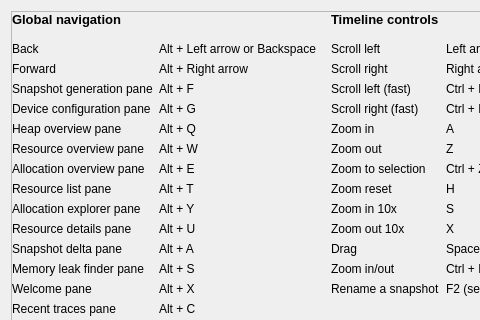
Above: source/frontend/views/settings/keyboard_shortcuts_pane.ui from GPUOpen-Tools/radeon_memory_visualizer before the change; both pictures show x 0 to 480 and y 0 to 320 of the 662 by 765 pixel window. Below: the same form after it.
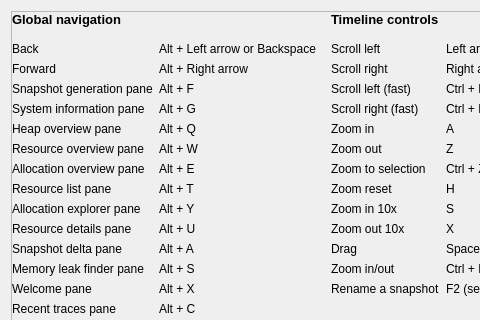
That is the form after the change. Custom widgets are drawn as their Qt base class.

The edit to the form file:
```diff
--- a/source/frontend/views/settings/keyboard_shortcuts_pane.ui
+++ b/source/frontend/views/settings/keyboard_shortcuts_pane.ui
@@ -184,7 +184,7 @@
                    </sizepolicy>
                   </property>
                   <property name="text">
-                   <string>Device configuration pane</string>
+                   <string>System information pane</string>
                   </property>
                  </widget>
                 </item>
```
